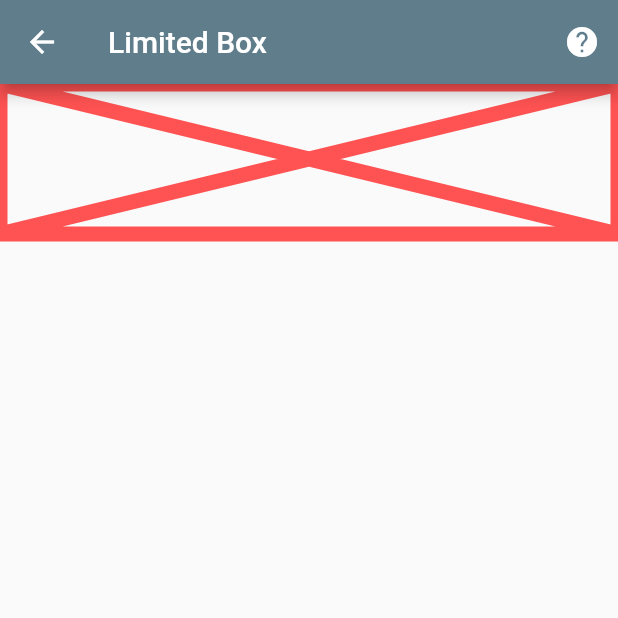
After one commit to nguyenlambuu/flutter100days, a Flutter app: the Day40PlaceHolder screen opened directly, on a phone screen of 412 x 824 dp, the top half of it. The commit adds this screen. Run offline on Flutter 3.47's test engine with Material 2 defaults, Android fonts, the light colour scheme and no system bars; our stand-ins replace get, google_fonts.

Commit message:
Placeholder for design

```diff
--- a/_100_/lib/routes/routes.dart
+++ b/_100_/lib/routes/routes.dart
@@ -37,6 +37,7 @@ import '../screens/day_036_animated_icon.dart';
 import '../screens/day_037_inherited_model.dart';
 import '../screens/day_038_aspect_ratio.dart';
 import '../screens/day_039_limited_box.dart';
+import '../screens/day_040_place_holder.dart';
 
 Map _routes = {
   "SafeArea": Day1SafeArea(),
@@ -78,6 +79,7 @@ Map _routes = {
   "InheritedModel": Day37InheritedModel(),
   "AspectRatio": Day38AspectRatio(),
   "LimitedBox": Day39LimitedBox(),
+  "PlaceHolder": Day40PlaceHolder(),
 };
 
 get routes {
--- /dev/null
+++ b/_100_/lib/screens/day_040_place_holder.dart
@@ -0,0 +1,36 @@
+import 'package:flutter/material.dart';
+
+import '../components/help_icon_button.dart';
+
+class Day40PlaceHolder extends StatelessWidget {
+  @override
+  Widget build(BuildContext context) {
+    return Scaffold(
+      appBar: AppBar(
+        title: Text('Limited Box'),
+        actions: [
+          HelpIconButton(
+              url:
+                  'https://api.flutter.dev/flutter/widgets/Placeholder-class.html')
+        ],
+      ),
+      body: SafeArea(
+        child: Container(
+          child: Column(
+            children: <Widget>[
+              Align(
+                alignment: Alignment.topCenter,
+                child: Placeholder(
+                  fallbackHeight: 100,
+                  fallbackWidth: 200,
+                  color: Colors.redAccent,
+                  strokeWidth: 10,
+                ),
+              ),
+            ],
+          ),
+        ),
+      ),
+    );
+  }
+}
```
